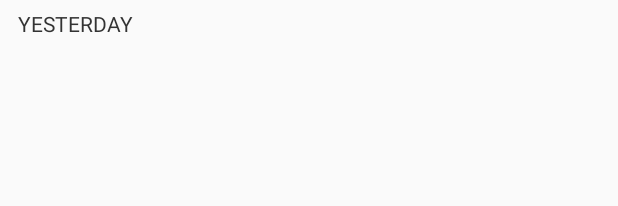
After one commit to rongi/klaster, an Android app: the layout header.xml on its own in the app's theme, with its tools: preview values and no code run, on a phone screen of 412 x 824 dp. The commit adds this screen. Shown: the top 206 px of the screen. Run offline under Robolectric (Android 15) with nearby library versions, the phone set to English and light mode, and no system bars.

Commit message:
Multiple view types example

```diff
--- /dev/null
+++ b/sample-app/src/main/res/layout/header.xml
@@ -0,0 +1,21 @@
+<?xml version="1.0" encoding="utf-8"?>
+<RelativeLayout xmlns:android="http://schemas.android.com/apk/res/android"
+                xmlns:tools="http://schemas.android.com/tools"
+                android:layout_width="match_parent"
+                android:layout_height="32dp"
+    >
+
+    <TextView
+        android:id="@+id/header_text"
+        android:layout_width="wrap_content"
+        android:layout_height="wrap_content"
+        android:layout_centerVertical="true"
+        android:layout_marginLeft="12dp"
+        android:ellipsize="end"
+        android:maxLines="1"
+        android:textAllCaps="true"
+        android:textColor="#333"
+        tools:text="Yesterday"
+        />
+
+</RelativeLayout>
--- a/sample-app/src/main/res/values/strings.xml
+++ b/sample-app/src/main/res/values/strings.xml
@@ -1,6 +1,7 @@
 <resources>
     <string name="app_name">Klaster</string>
     <string name="simple_example_activity_title">Simple Example</string>
-    <string name="stateful_example_activity_title">Stateful Example</string>
-    <string name="fun_example_activity_title">Fun Example</string>
+    <string name="fun_example_activity_title">Functional Example</string>
+    <string name="custom_view_holder_example_activity_title">Custom ViewHolder Example</string>
+    <string name="multiple_view_types_example_activity_title">Multiple View Types</string>
 </resources>
```
Also changed, not shown: sample-app/src/main/AndroidManifest.xml (+7 -2 lines), sample-app/src/main/java/com/github/rongi/klaster/samples/examples/multipleviewtypes/MultipleViewTypesExampleActivity.kt (added, +79 -0 lines), sample-app/src/main/java/com/github/rongi/klaster/samples/examples/multipleviewtypes/MultipleViewTypesExamplePresenter.kt (added, +31 -0 lines), sample-app/src/main/java/com/github/rongi/klaster/samples/examples/multipleviewtypes/MultipleViewTypesExampleView.kt (added, +18 -0 lines), sample-app/src/main/java/com/github/rongi/klaster/samples/main/MainActivity.kt (+7 -1 lines).
